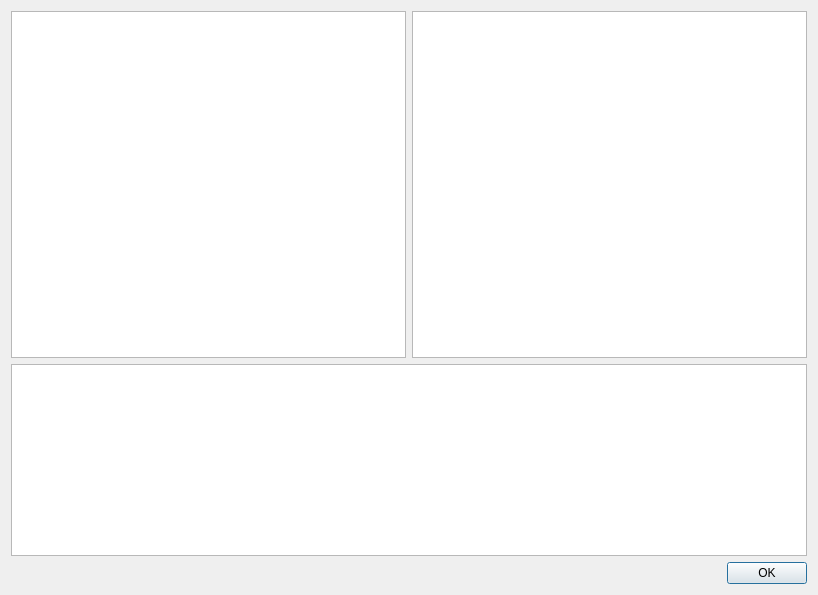
Old version of the form server/source/ClientDialog/ClientDialog.ui in the repository fuzun/iot-facerecognition.
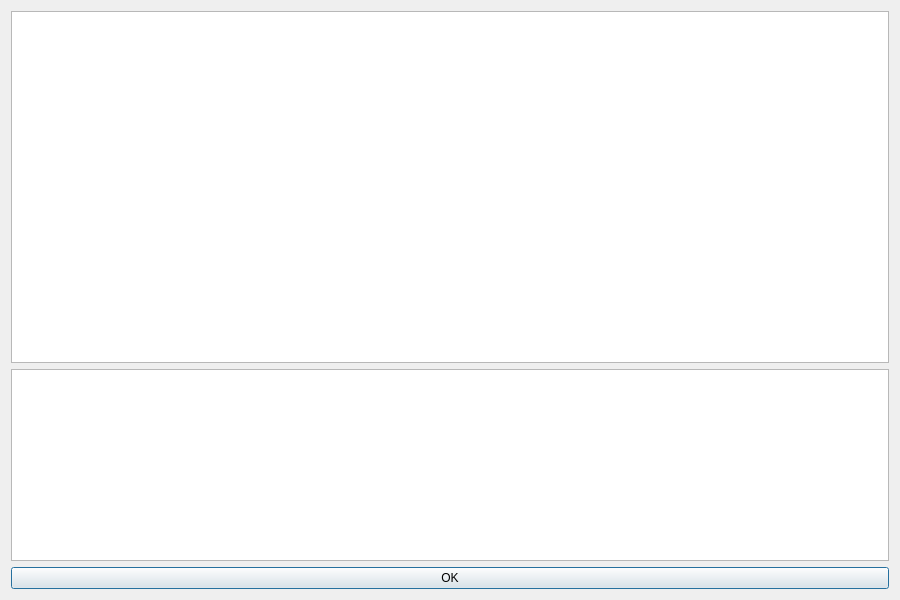
New version of the form.

The edit to the form file:
```diff
--- a/server/source/ClientDialog/ClientDialog.ui
+++ b/server/source/ClientDialog/ClientDialog.ui
@@ -6,8 +6,8 @@
    <rect>
     <x>0</x>
     <y>0</y>
-    <width>818</width>
-    <height>595</height>
+    <width>900</width>
+    <height>600</height>
    </rect>
   </property>
   <property name="mouseTracking">
@@ -21,49 +21,22 @@
   </property>
   <layout class="QVBoxLayout" name="verticalLayout">
    <item>
-    <layout class="QHBoxLayout" name="horizontalLayout">
-     <property name="sizeConstraint">
-      <enum>QLayout::SetDefaultConstraint</enum>
-     </property>
-     <item>
-      <widget class="QGraphicsView" name="graphicsView"/>
-     </item>
-     <item>
-      <widget class="QGraphicsView" name="graphicsView_2"/>
-     </item>
-    </layout>
+    <widget class="QGraphicsView" name="graphicsView"/>
    </item>
    <item>
-    <widget class="QPlainTextEdit" name="clientLog">
+    <widget class="QTextEdit" name="clientLog">
      <property name="sizePolicy">
       <sizepolicy hsizetype="Expanding" vsizetype="Preferred">
        <horstretch>0</horstretch>
        <verstretch>0</verstretch>
       </sizepolicy>
      </property>
-     <property name="font">
-      <font>
-       <pointsize>10</pointsize>
-      </font>
-     </property>
-     <property name="sizeAdjustPolicy">
-      <enum>QAbstractScrollArea::AdjustIgnored</enum>
-     </property>
-     <property name="readOnly">
-      <bool>true</bool>
-     </property>
-     <property name="plainText">
-      <string/>
-     </property>
     </widget>
    </item>
    <item>
-    <widget class="QDialogButtonBox" name="buttonBox">
-     <property name="orientation">
-      <enum>Qt::Horizontal</enum>
-     </property>
-     <property name="standardButtons">
-      <set>QDialogButtonBox::Ok</set>
+    <widget class="QPushButton" name="okButton">
+     <property name="text">
+      <string>OK</string>
      </property>
     </widget>
    </item>
```
Left out of the diff: 35 changed lines with no effect on the pictures.
